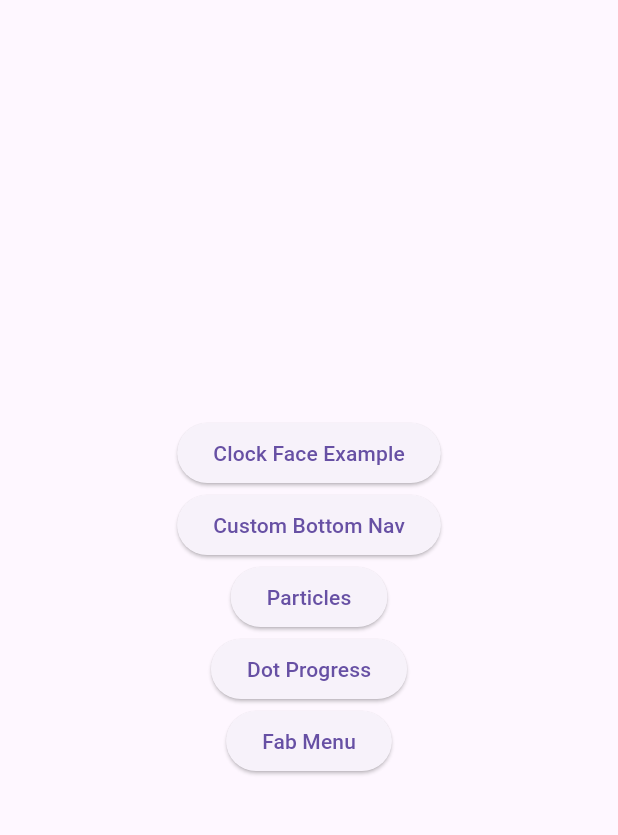
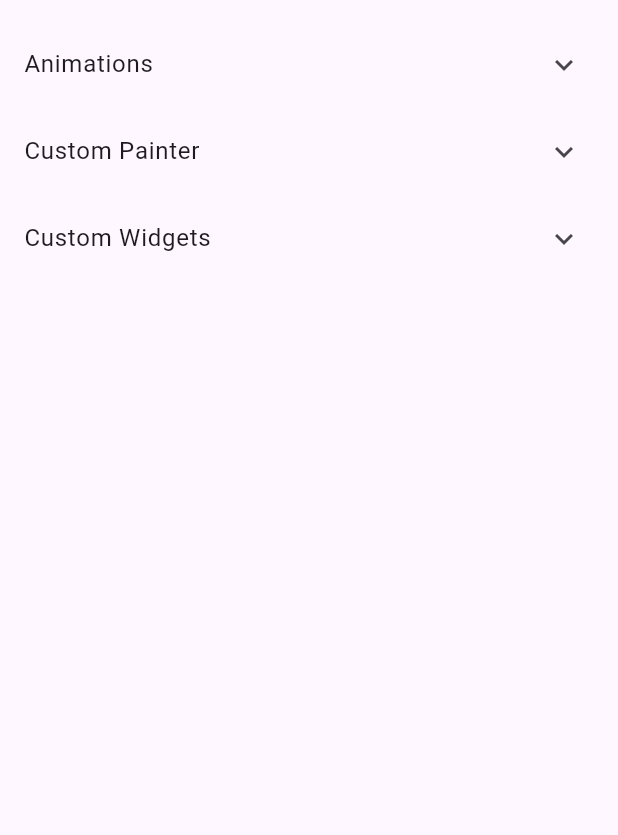
Before and after one commit to islamdidarmd/flutter-playground, a Flutter app: the screen it shows after launch, on a phone screen of 412 x 824 dp, the part 63-898 px from its top. Run offline on Flutter 3.47's test engine with Material 3 defaults, Android fonts, the light colour scheme and no system bars.

Commit message:
Reorganize landing screen

```diff
--- a/lib/bottom_nav/bottom_nav_item_caption.dart
+++ b/lib/bottom_nav/bottom_nav_item_caption.dart
@@ -21,7 +21,7 @@ class BottomNavItemCaption extends StatelessWidget {
           child: Center(
               child: Text(
             getTextForIndex(selectedIndex),
-            style: Theme.of(context).textTheme.caption,
+            style: Theme.of(context).textTheme.labelSmall,
           ))),
     );
   }
--- a/lib/home/home_screen.dart
+++ b/lib/home/home_screen.dart
@@ -1,11 +1,10 @@
 import 'package:flutter/material.dart';
-import 'package:flutter_playground/clock_faces/clock_face_screen.dart';
-import 'package:flutter_playground/dot_progress/dot_progress.dart';
-import 'package:flutter_playground/fab_menu/fab_menu.dart';
+import 'package:flutter_playground/animation/dot_progress/dot_progress.dart';
+import 'package:flutter_playground/animation/fab_menu/fab_menu.dart';
+import 'package:flutter_playground/animation/particles/particles_screen.dart';
+import 'package:flutter_playground/bottom_nav/bottom_nav_screen.dart';
+import 'package:flutter_playground/custom_painter/clock_faces/clock_face_screen.dart';
 import 'package:flutter_playground/utils/navigation_utils.dart';
-
-import '../bottom_nav/bottom_nav_screen.dart';
-import '../particles/particles_screen.dart';
 
 class HomeScreen extends StatelessWidget {
   const HomeScreen({Key? key}) : super(key: key);
@@ -16,45 +15,91 @@ class HomeScreen extends StatelessWidget {
       appBar: AppBar(
         title: const Text('Flutter Playground'),
       ),
-      body: SizedBox(
-        width: double.infinity,
-        child: Column(
-          mainAxisAlignment: MainAxisAlignment.center,
-          crossAxisAlignment: CrossAxisAlignment.center,
-          children: [
-            ElevatedButton(
-              onPressed: () {
-                context.navigateTo(const ClockFaceScreen());
-              },
-              child: const Text('Clock Face Example'),
-            ),
-            ElevatedButton(
-              onPressed: () {
-                context.navigateTo(const BottomNavScreen());
-              },
-              child: const Text('Custom Bottom Nav'),
-            ),
-            ElevatedButton(
-              onPressed: () {
-                context.navigateTo(const ParticlesScreen());
-              },
-              child: const Text('Particles'),
-            ),
-            ElevatedButton(
-              onPressed: () {
-                context.navigateTo(const DotProgress());
-              },
-              child: const Text('Dot Progress'),
-            ),
-            ElevatedButton(
-              onPressed: () {
-                context.navigateTo(const FabMenu());
-              },
-              child: const Text('Fab Menu'),
-            ),
-          ],
-        ),
+      body: ListView(
+        children: const [
+          _AnimationsTileView(),
+          _CustomPainterTileView(),
+          _CustomWidgetTileView(),
+        ],
       ),
     );
   }
 }
+
+class _AnimationsTileView extends StatelessWidget {
+  const _AnimationsTileView({super.key});
+
+  @override
+  Widget build(BuildContext context) {
+    return ExpansionTile(
+      title: const Text('Animations'),
+      children: [
+        _SubContentView(
+          const Text('Multiple Floating Menu'),
+          onTap: () => context.navigateTo(const FabMenuScreen()),
+        ),
+        _SubContentView(
+          const Text('Dot Progress'),
+          onTap: () => context.navigateTo(const DotProgressScreen()),
+        ),
+        _SubContentView(
+          const Text('Particles'),
+          onTap: () => context.navigateTo(const ParticlesScreen()),
+        ),
+      ],
+    );
+  }
+}
+
+class _CustomPainterTileView extends StatelessWidget {
+  const _CustomPainterTileView({super.key});
+
+  @override
+  Widget build(BuildContext context) {
+    return ExpansionTile(
+      title: const Text('Custom Painter'),
+      children: [
+        _SubContentView(
+          const Text('Analog Clock'),
+          onTap: () => context.navigateTo(const ClockFaceScreen()),
+        ),
+      ],
+    );
+  }
+}
+
+class _CustomWidgetTileView extends StatelessWidget {
+  const _CustomWidgetTileView({super.key});
+
+  @override
+  Widget build(BuildContext context) {
+    return ExpansionTile(
+      title: const Text('Custom Widgets'),
+      children: [
+        _SubContentView(
+          const Text('Bottom Navigation Bar'),
+          onTap: () => context.navigateTo(const BottomNavScreen()),
+        ),
+      ],
+    );
+  }
+}
+
+class _SubContentView extends StatelessWidget {
+  const _SubContentView(this.text, {required this.onTap, super.key});
+
+  final Widget text;
+  final Function() onTap;
+
+  @override
+  Widget build(BuildContext context) {
+    return Container(
+      color: Colors.grey.shade100,
+      child: ListTile(
+        onTap: onTap,
+        title: text,
+        trailing: const Icon(Icons.arrow_forward_ios, size: 16),
+      ),
+    );
+  }
+}
```
Also changed, not shown: lib/animation/dot_progress/dot_progress.dart (renamed from lib/dot_progress/dot_progress.dart, +4 -4 lines), lib/animation/fab_menu/fab_menu.dart (renamed from lib/fab_menu/fab_menu.dart, +4 -4 lines), pubspec.yaml (+3 -70 lines), lib/animation/dot_progress/demo.gif (renamed from lib/dot_progress/demo.gif), lib/animation/dot_progress/dot.dart (renamed from lib/dot_progress/dot.dart), lib/animation/dot_progress/dot_paint.dart (renamed from lib/dot_progress/dot_paint.dart), lib/animation/fab_menu/demo.gif (renamed from lib/fab_menu/demo.gif), lib/animation/particles/particles-demo.gif (renamed from lib/particles/particles-demo.gif), lib/animation/particles/particles_screen.dart (renamed from lib/particles/particles_screen.dart), lib/custom_painter/clock_faces/classic_clock_painter.dart (renamed from lib/clock_faces/classic_clock_painter.dart), lib/custom_painter/clock_faces/clock-face-demo.gif (renamed from lib/clock_faces/clock-face-demo.gif), lib/custom_painter/clock_faces/clock_face_screen.dart (renamed from lib/clock_faces/clock_face_screen.dart), lib/custom_painter/clock_faces/painter_utils.dart (renamed from lib/clock_faces/painter_utils.dart), 5 other files.
